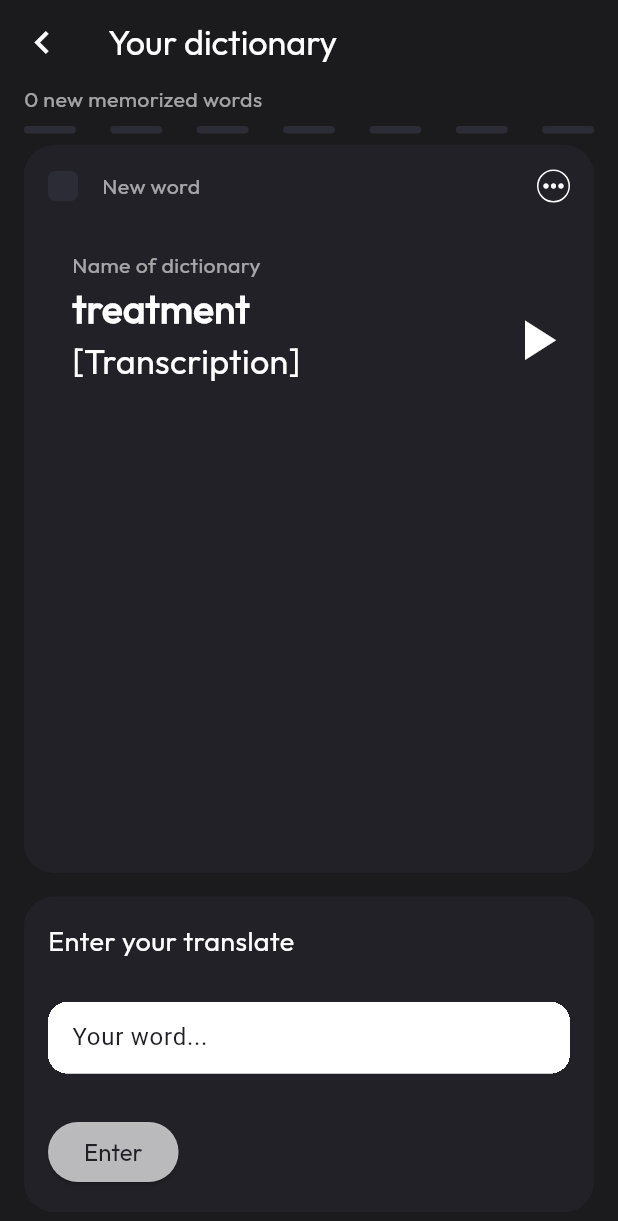
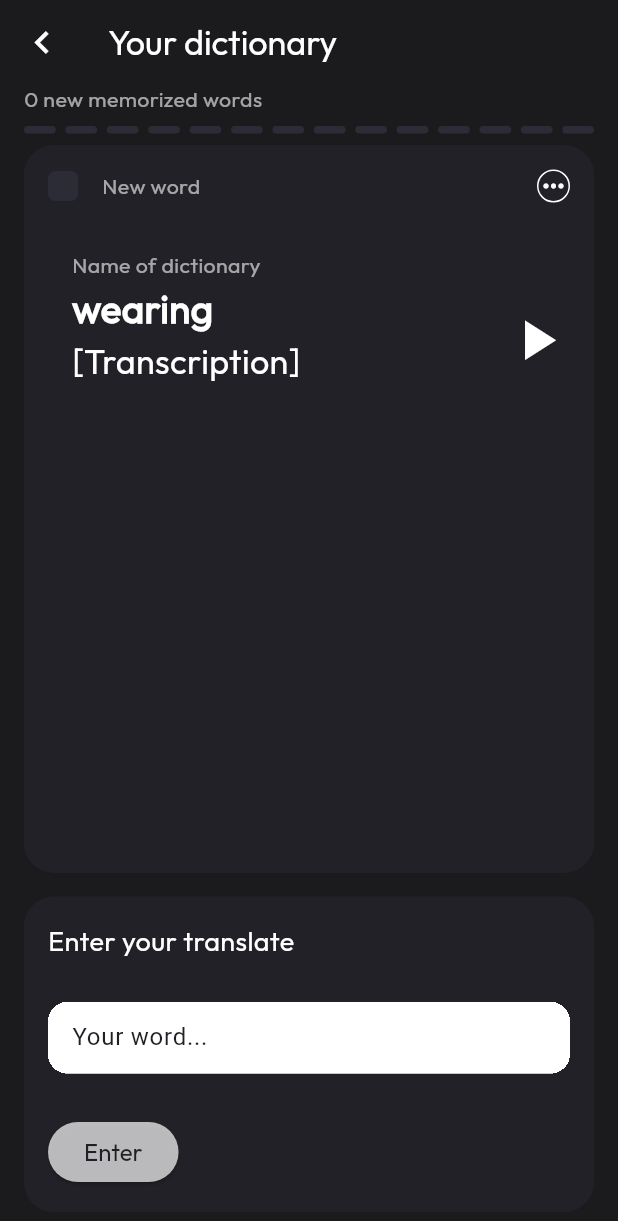
Before and after one commit to ericFlutterast/simply_english, a Flutter app: the CardWithTheWord screen opened by its route, on a phone screen of 412 x 824 dp. Shown: the top 1221 px of the screen. Run offline on Flutter 3.47's test engine with Material 3 defaults, Android fonts, the phone set to English and light mode, and no system bars; our stand-ins replace fl_chart, go_router.

Commit message:
refactoring and added translate for current word and provide this word to childWidget

```diff
--- a/lib/src/moduls/share_dictionary/domain/dictionary_model.dart
+++ b/lib/src/moduls/share_dictionary/domain/dictionary_model.dart
@@ -1,13 +1,20 @@
 abstract class DictionaryModel {
-  static List<String> constDictionary = [
-    'sat',
-    'traffic jam',
-    'steering wheel',
-    'fell',
-    'weirdos',
-    'processing',
-    'treatment',
-  ];
+  static Map<String, String> constDictionary = {
+    'sat': 'cидел',
+    'traffic jam': 'aвтомобильная пробка',
+    'steering wheel': 'руль',
+    'fell': 'упфл',
+    'weirdos': 'чудаки',
+    'processing': 'обработка',
+    'treatment': 'лечить',
+    'probably': 'вероятно',
+    'struck': 'ударил',
+    'whispering': 'шопот',
+    'excitedly': 'взволнованно',
+    'together': 'вместе',
+    'than': 'чем, кроме',
+    'wearing': 'новение (одежды)',
+  };
 
   static int dictionaryLength = constDictionary.length;
 }
--- a/lib/src/moduls/share_dictionary/presentor/screens/card_with_the_word.dart
+++ b/lib/src/moduls/share_dictionary/presentor/screens/card_with_the_word.dart
@@ -16,6 +16,16 @@ class CardWithTheWord extends StatefulWidget {
 }
 
 class CardWithTheWordState extends State<CardWithTheWord> {
+  List<Widget> _remapingDictionary() {
+    return DictionaryModel.constDictionary.keys.map((key) {
+      return CardWidget(
+        isFront: DictionaryModel.constDictionary.keys.last == key,
+        word: key,
+        translatingWord: DictionaryModel.constDictionary[key] ?? '',
+      );
+    }).toList();
+  }
+
   @override
   Widget build(BuildContext context) {
     final appTheme = context.theme;
@@ -77,14 +87,7 @@ class CardWithTheWordState extends State<CardWithTheWord> {
               ),
               Expanded(
                 flex: 2,
-                child: Stack(
-                  children: DictionaryModel.constDictionary
-                      .map((word) => CardWidget(
-                            word: word,
-                            isFront: DictionaryModel.constDictionary.last == word,
-                          ))
-                      .toList(),
-                ),
+                child: Stack(children: _remapingDictionary()),
               ),
               Expanded(
                 flex: 1,
--- a/lib/src/moduls/share_dictionary/presentor/widgets/card_widget.dart
+++ b/lib/src/moduls/share_dictionary/presentor/widgets/card_widget.dart
@@ -9,13 +9,14 @@ import 'package:simply_english/src/moduls/share_dictionary/presentor/screens/car
 enum AnswerStatus { correctAnswer, wrongAnswer }
 
 class CardWidget extends StatefulWidget {
-  final String word;
+  final String word, translatingWord;
   final bool isFront;
 
   const CardWidget({
     super.key,
     required this.word,
     required this.isFront,
+    required this.translatingWord,
   });
 
   @override
@@ -108,7 +109,7 @@ class _CardWithWordState extends State<CardWidget> {
     if (DictionaryModel.constDictionary.isEmpty) return;
 
     await Future.delayed(const Duration(milliseconds: 200)).then((value) {
-      DictionaryModel.constDictionary.removeLast();
+      DictionaryModel.constDictionary.remove(widget.word);
       final state = context.findAncestorStateOfType<CardWithTheWordState>();
       setState(() {
         state!.setState(() {});
@@ -145,15 +146,19 @@ class _CardWithWordState extends State<CardWidget> {
   }
 
   Widget buildCard() {
-    return _CardWord(title: widget.word);
+    return _CardWord(
+      title: widget.word,
+      translatingWord: widget.translatingWord,
+    );
   }
 }
 
 class _CardWord extends StatelessWidget {
-  final String title;
+  final String title, translatingWord;
 
   const _CardWord({
     required this.title,
+    required this.translatingWord,
   });
 
   @override
@@ -246,7 +251,7 @@ class _CardWord extends StatelessWidget {
           ),
           //перевод
           _ShowTranslateTextWidget(
-            translateForCurrentWord: 'Слово',
+            translateForCurrentWord: translatingWord,
             appTheme: appTheme,
             width: MediaQuery.of(context).size.width,
           )
```
